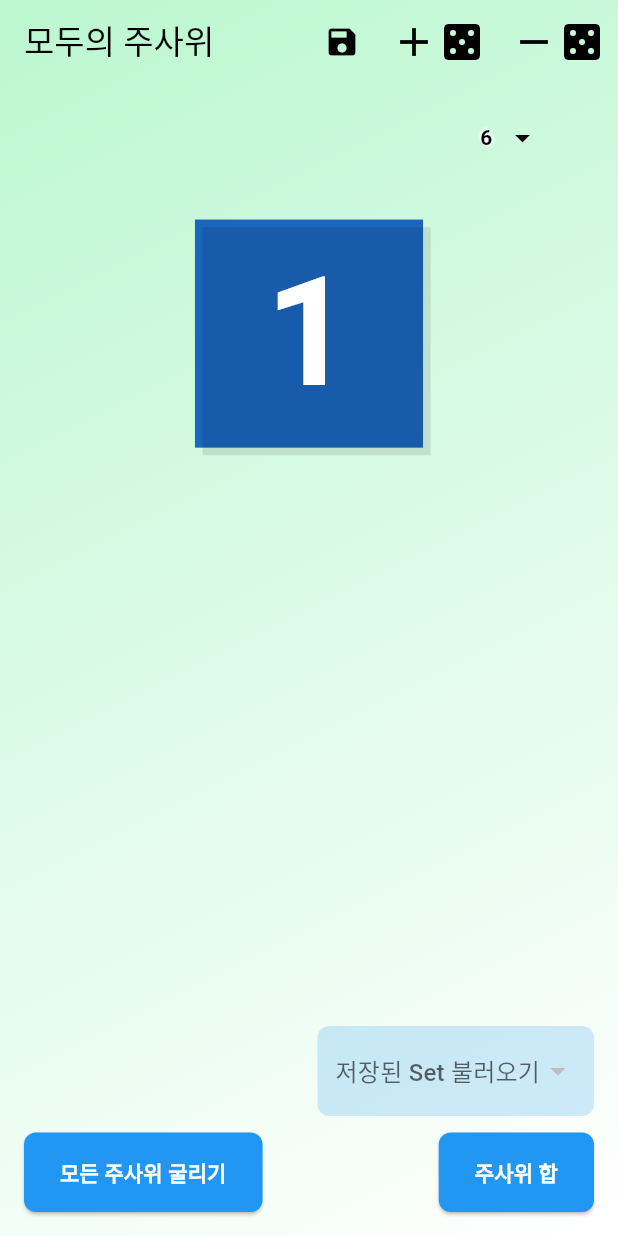
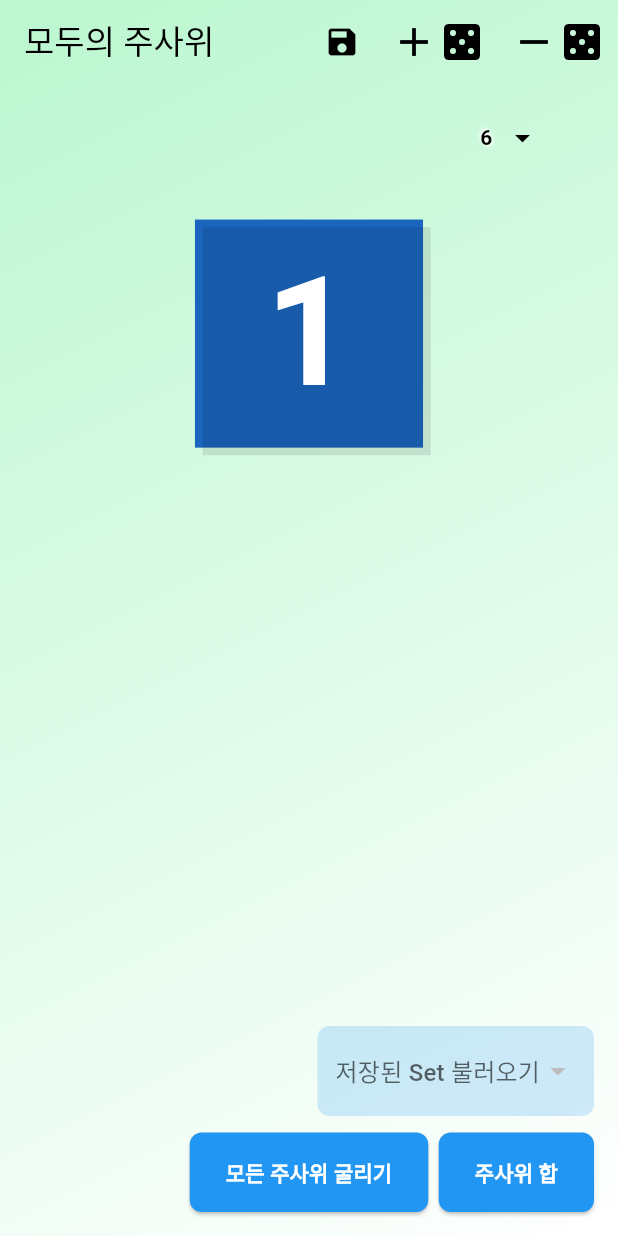
Before and after one commit to j991132/dice, a Flutter app: the screen it shows after launch, on a phone screen of 412 x 824 dp. Run offline on Flutter 3.47's test engine with Material 3 defaults, Android fonts, the phone set to English and light mode, and no system bars; our stand-ins replace just_audio, shared_preferences.

Commit message:
0914주사위 완성

```diff
--- a/lib/main.dart
+++ b/lib/main.dart
@@ -355,13 +355,11 @@ class _DiceAppState extends State<DiceApp> with TickerProviderStateMixin {
           ],
         ),
               Positioned(
-          left: 16,
-          right: 16,
+                left: 0,
+                right: 0,
                 bottom: 16,
-          child: Row(
-            mainAxisAlignment: MainAxisAlignment.spaceBetween,
-            children: [
-              ElevatedButton(
+                child: Center(
+                  child: ElevatedButton(
                     onPressed: rollAllDices,
                     child: Text(
                       '모든 주사위 굴리기',
@@ -376,7 +374,12 @@ class _DiceAppState extends State<DiceApp> with TickerProviderStateMixin {
                       padding: EdgeInsets.symmetric(horizontal: 24, vertical: 16),
                     ),
                   ),
-              ElevatedButton(
+                ),
+              ),
+              Positioned(
+                right: 16,
+                bottom: 16,
+                child: ElevatedButton(
                   onPressed: () {
                     setState(() {
                       showSum = !showSum;
@@ -394,8 +397,6 @@ class _DiceAppState extends State<DiceApp> with TickerProviderStateMixin {
                     ),
                     padding: EdgeInsets.symmetric(horizontal: 24, vertical: 16),
                   ),
-              ),
-            ],
                 ),
               ),
         if (showSum)
```
Lines whose indentation alone changed are shown as unchanged.
